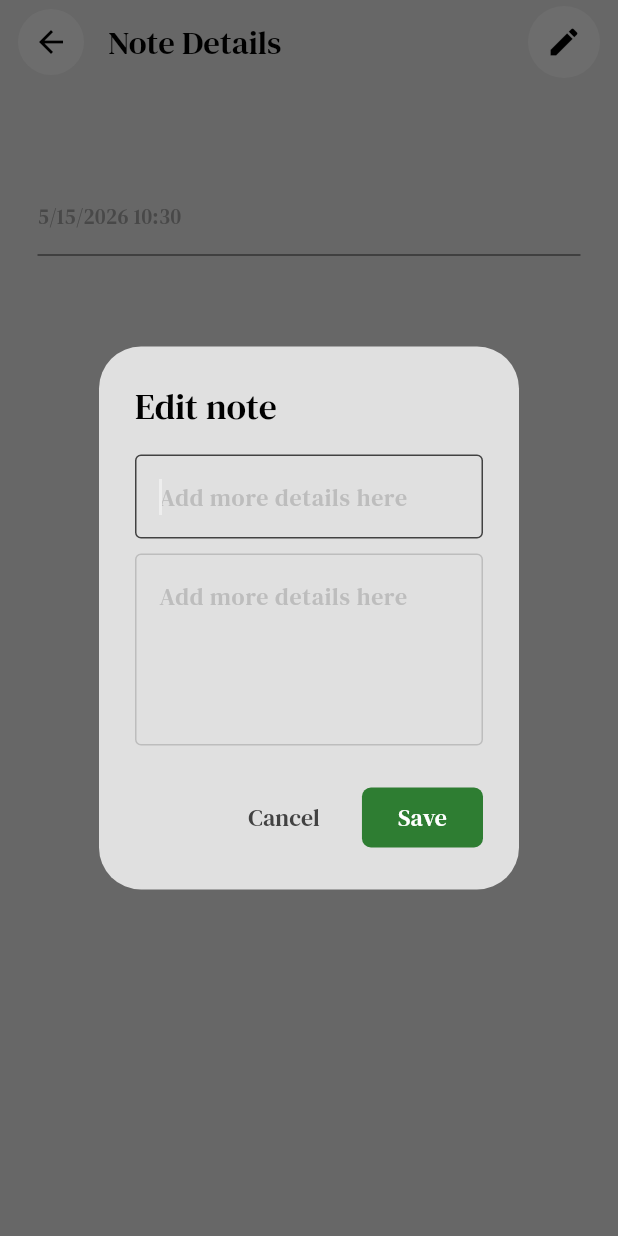
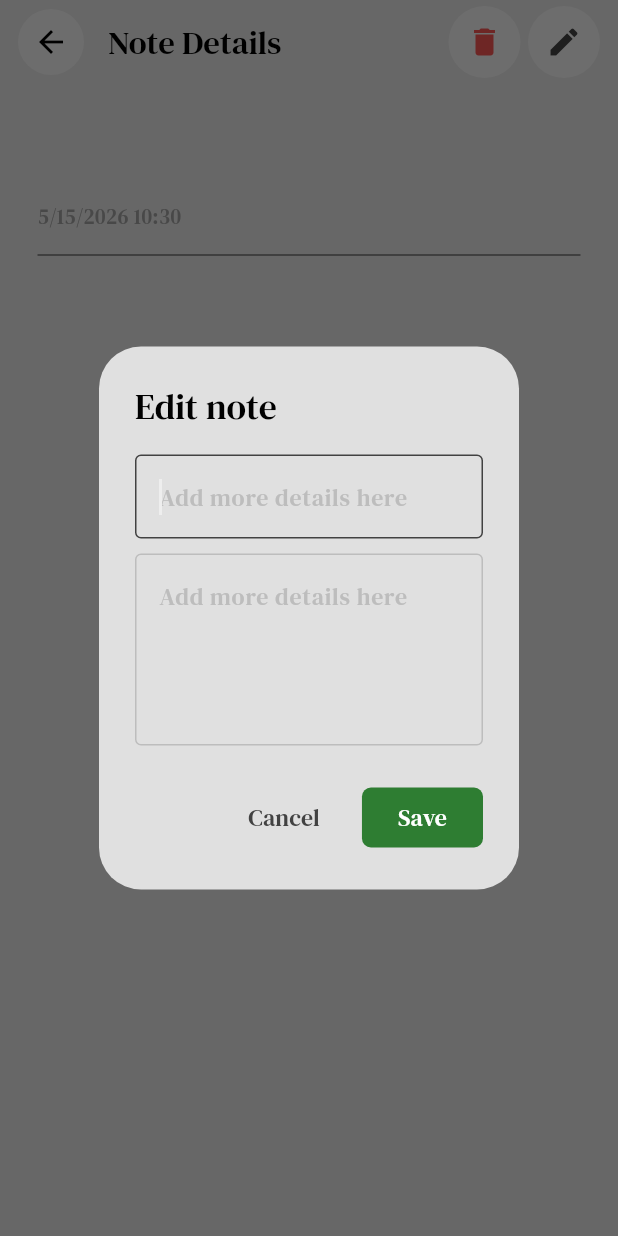
Before and after one commit to iktiarnazib/Notes-App, a Flutter app: the NoteDetailPage screen opened directly with empty values, after a tap on the "edit" icon, on a phone screen of 412 x 824 dp. Run offline on Flutter 3.47's test engine with Material 3 defaults, Android fonts, the phone set to English and light mode, and no system bars; our stand-ins replace drift, flutter_riverpod, popover, shared_preferences; accounts and stored records are empty; generated files the repository leaves out were written again; project files that could hold a hidden picture were left out.

Commit message:
Delete in note details page implemented

```diff
--- a/lib/components/my_edit_button.dart
+++ /dev/null
@@ -1,18 +0,0 @@
-import 'package:flutter/material.dart';
-
-class MyEditButton extends StatelessWidget {
-  final void Function()? onTap;
-  const MyEditButton({super.key, required this.onTap});
-
-  @override
-  Widget build(BuildContext context) {
-    return Container(
-      decoration: BoxDecoration(
-        color: Theme.of(context).colorScheme.primary,
-        shape: BoxShape.circle,
-      ),
-
-      child: IconButton(onPressed: onTap, icon: Icon(Icons.edit)),
-    );
-  }
-}
--- /dev/null
+++ b/lib/components/my_key_button.dart
@@ -0,0 +1,52 @@
+import 'package:flutter/material.dart';
+
+class MyKeyButton extends StatefulWidget {
+  final String text;
+  final Function()? onPressed;
+  final Color? backgroundColor;
+  final Color? foregroundColor;
+
+  const MyKeyButton({
+    super.key,
+    required this.text,
+    required this.onPressed,
+    required this.backgroundColor,
+    required this.foregroundColor,
+  });
+
+  @override
+  State<MyKeyButton> createState() => _MyKeyButtonState();
+}
+
+class _MyKeyButtonState extends State<MyKeyButton> {
+  @override
+  Widget build(BuildContext context) {
+    return FilledButton(
+      style: FilledButton.styleFrom(
+        backgroundColor: widget.backgroundColor,
+        foregroundColor: widget.foregroundColor,
+        shape: RoundedRectangleBorder(borderRadius: BorderRadius.circular(6)),
+      ),
+      onPressed: widget.onPressed,
+      /*
+       () {
+        ref
+            .read(noteProvider.notifier)
+            .updateNote(
+              id: id,
+              newText: titleController2.text.trim(),
+              newSubText: descriptionController2.text.trim(),
+              timeStamp: DateTime.now(),
+            );
+        if (mounted) {
+          Navigator.pop(context);
+        }
+      },
+*/
+      child: Text(
+        widget.text,
+        style: TextStyle(fontFamily: 'DMSerifText', fontSize: 16),
+      ),
+    );
+  }
+}
--- /dev/null
+++ b/lib/components/my_style_button.dart
@@ -0,0 +1,28 @@
+import 'package:flutter/material.dart';
+
+class MyStyleButton extends StatelessWidget {
+  final void Function()? onTap;
+  final IconData? icon;
+  final Color? iconColor;
+  const MyStyleButton({
+    super.key,
+    required this.onTap,
+    required this.icon,
+    required this.iconColor,
+  });
+
+  @override
+  Widget build(BuildContext context) {
+    return Container(
+      decoration: BoxDecoration(
+        color: Theme.of(context).colorScheme.primary,
+        shape: BoxShape.circle,
+      ),
+
+      child: IconButton(
+        onPressed: onTap,
+        icon: Icon(icon, color: iconColor),
+      ),
+    );
+  }
+}
--- a/lib/pages/note_detail_page.dart
+++ b/lib/pages/note_detail_page.dart
@@ -1,7 +1,8 @@
 import 'package:flutter/material.dart';
 import 'package:flutter_riverpod/flutter_riverpod.dart';
 import 'package:notesapp2/components/my_back_button.dart';
-import 'package:notesapp2/components/my_edit_button.dart';
+import 'package:notesapp2/components/my_key_button.dart';
+import 'package:notesapp2/components/my_style_button.dart';
 import 'package:notesapp2/models/note_database.dart';
 
 class NoteDetailPage extends ConsumerStatefulWidget {
@@ -38,7 +39,8 @@ class _NoteDetailPageState extends ConsumerState<NoteDetailPage> {
         return AlertDialog(
           backgroundColor: Theme.of(context).colorScheme.surface,
           title: Text('Edit note', style: TextStyle(fontFamily: 'DMSerifText')),
-          content: Column(
+          content: SingleChildScrollView(
+            child: Column(
               mainAxisSize: MainAxisSize.min,
               children: [
                 TextFormField(
@@ -106,6 +108,7 @@ class _NoteDetailPageState extends ConsumerState<NoteDetailPage> {
                 ),
               ],
             ),
+          ),
           actions: [
             //Cancel Button
             MaterialButton(
@@ -121,14 +124,8 @@ class _NoteDetailPageState extends ConsumerState<NoteDetailPage> {
             ),
 
             //Save Button
-            FilledButton(
-              style: FilledButton.styleFrom(
-                backgroundColor: Colors.green.shade800,
-                foregroundColor: Colors.white,
-                shape: RoundedRectangleBorder(
-                  borderRadius: BorderRadius.circular(6),
-                ),
-              ),
+            MyKeyButton(
+              text: 'Save',
               onPressed: () {
                 ref
                     .read(noteProvider.notifier)
@@ -145,11 +142,45 @@ class _NoteDetailPageState extends ConsumerState<NoteDetailPage> {
                   Navigator.pop(context);
                 }
               },
+              backgroundColor: Colors.green.shade800,
+              foregroundColor: Colors.white,
+            ),
+          ],
+        );
+      },
+    );
+  }
 
-              child: Text(
-                'Save',
-                style: TextStyle(fontFamily: 'DMSerifText', fontSize: 16),
+  //delete note
+  void onDeletePressed(int id) {
+    showDialog(
+      context: context,
+      builder: (context) {
+        return AlertDialog(
+          backgroundColor: Theme.of(context).colorScheme.primary,
+          title: Text('Delete the note?'),
+          content: Text("Are you sure you want to delete this note?"),
+          actions: [
+            //Cancel button
+            MyKeyButton(
+              text: 'Cancel',
+              onPressed: () => Navigator.pop(context),
+              backgroundColor: null,
+              foregroundColor: Theme.of(context).colorScheme.inversePrimary,
             ),
+            MyKeyButton(
+              text: 'Delete',
+              onPressed: () {
+                ref.read(noteProvider.notifier).deleteNote(id);
+                if (mounted) {
+                  Navigator.pop(context);
+                }
+                if (mounted) {
+                  Navigator.pop(context);
+                }
+              },
+              backgroundColor: Colors.red.shade400,
+              foregroundColor: Colors.white,
             ),
           ],
         );
@@ -171,9 +202,17 @@ class _NoteDetailPageState extends ConsumerState<NoteDetailPage> {
           child: MyBackButton(),
         ),
         actions: [
+          MyStyleButton(
+            onTap: () => onDeletePressed(widget.id),
+            icon: Icons.delete,
+            iconColor: Colors.red.shade400,
+          ),
+          SizedBox(width: 5),
           Padding(
             padding: const EdgeInsets.only(right: 12.0),
-            child: MyEditButton(
+            child: MyStyleButton(
+              icon: Icons.edit,
+              iconColor: Theme.of(context).colorScheme.inversePrimary,
               onTap: () => onEditPressed(
                 id: widget.id,
                 oldText: widget.title,
@@ -193,11 +232,7 @@ class _NoteDetailPageState extends ConsumerState<NoteDetailPage> {
                 widget.title,
                 style: TextStyle(fontSize: 30, fontFamily: 'DMSerifText'),
               ),
-              subtitle: Row(
-                crossAxisAlignment: CrossAxisAlignment.start,
-                mainAxisSize: MainAxisSize.min,
-                children: [
-                  Text(
+              subtitle: Text(
                 "${widget.timestamp.month}/"
                 "${widget.timestamp.day}/"
                 "${widget.timestamp.year} "
@@ -207,8 +242,6 @@ class _NoteDetailPageState extends ConsumerState<NoteDetailPage> {
                   color: Theme.of(context).colorScheme.tertiary,
                   fontFamily: 'DMSerifText',
                 ),
-                  ),
-                ],
               ),
             ),
             Divider(thickness: 0.5),
```
Also changed, not shown: lib/pages/notes_page.dart (+46 -15 lines). Lines whose indentation alone changed are shown as unchanged.
